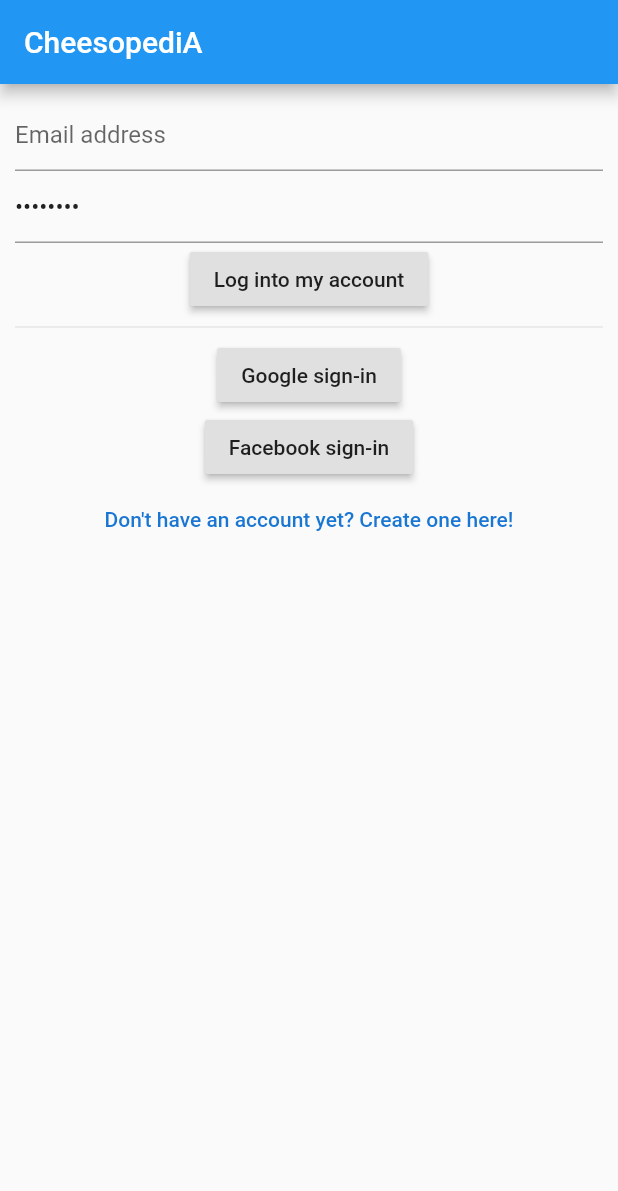
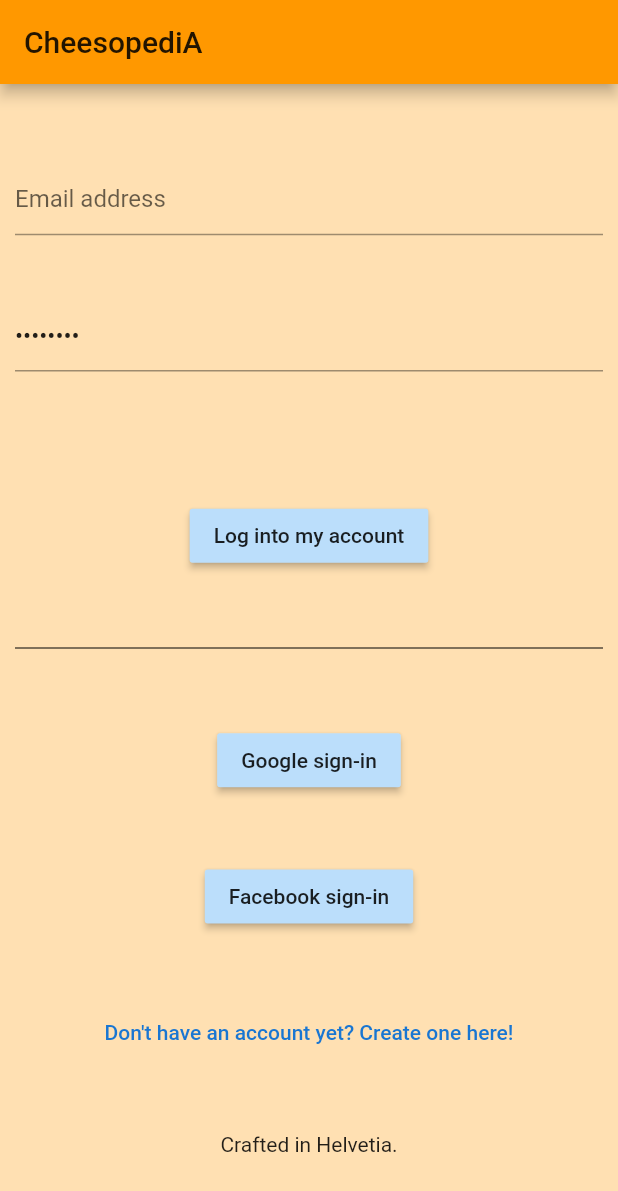
Before and after one commit to user883311/cheese_me_up, a Flutter app: the screen it shows after launch, on a phone screen of 412 x 824 dp. Shown: the top 1191 px of the screen. Run offline on Flutter 3.47's test engine with Material 2 defaults, Android fonts, the phone set to English and light mode, and no system bars; our stand-ins replace firebase_auth, firebase_database; accounts and stored records are empty.

```diff
--- a/lib/login_route.dart
+++ b/lib/login_route.dart
@@ -104,6 +104,7 @@ class LoginRouteState extends State<LoginRoute> {
       body: Container(
         margin: EdgeInsets.all(10.0),
         child: Column(
+          mainAxisAlignment: MainAxisAlignment.spaceEvenly,
           children: <Widget>[
             TextField(
               controller: emailController,
@@ -128,7 +129,6 @@ class LoginRouteState extends State<LoginRoute> {
                     ),
                   ),
             RaisedButton(
-              // child: Text(logIntoMyAccountButtonTitle),
               child: Text(
                 signInOrCreateAccountMode
                     ? labels["sign_in_button_title"]
@@ -224,9 +224,10 @@ class LoginRouteState extends State<LoginRoute> {
                       });
                     },
             ),
-          ],
+          Text("Crafted in Helvetia.")],
         ),
       ),
+
     );
   }
 }
--- a/lib/main.dart
+++ b/lib/main.dart
@@ -21,7 +21,11 @@ class MyApp extends StatelessWidget {
     return new MaterialApp(
       title: 'Cheese Me Up',
       theme: new ThemeData(
-        primarySwatch: Colors.blue,
+        primarySwatch: Colors.orange,
+        scaffoldBackgroundColor: Colors.orange[100],
+        cardColor: Colors.orange[50],
+        buttonColor: Colors.blue[100],
+        dividerColor: Colors.black,
       ),
       initialRoute: "/",
       routes: <String, WidgetBuilder>{
```
Also changed, not shown: lib/checkin_route.dart (+7 -4 lines), lib/feed_route.dart (+11 -3 lines).
